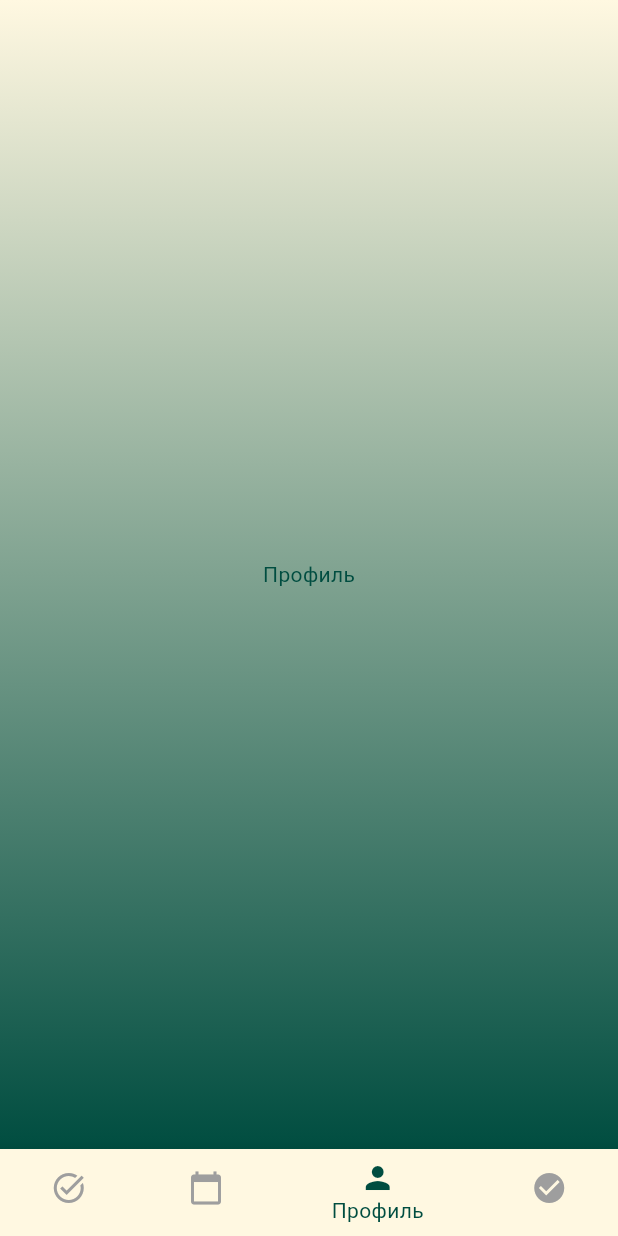
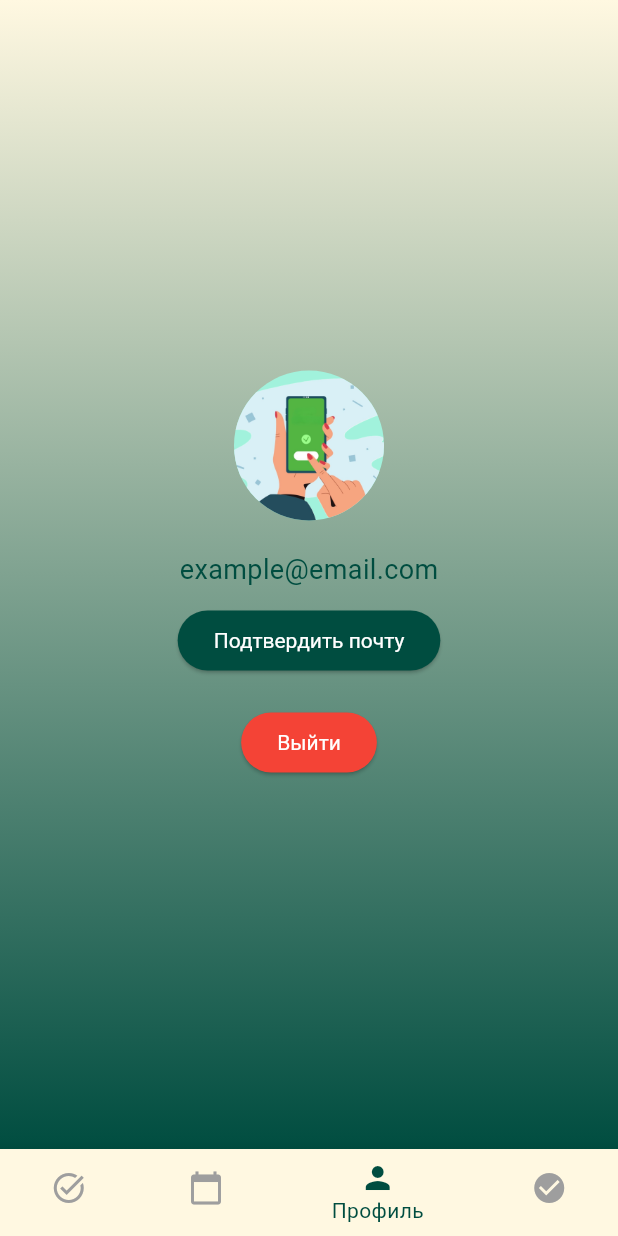
Before and after one commit to DmitriUlanov/flutter_app_dodiddone, a Flutter app: the MainPage screen opened directly, item 3 of the bottom bar chosen, on a phone screen of 412 x 824 dp. Run offline on Flutter 3.47's test engine with Material 3 defaults, Android fonts, the light colour scheme and no system bars.

Commit message:
Profile vidget

```diff
--- a/lib/pages/main_page.dart
+++ b/lib/pages/main_page.dart
@@ -1,6 +1,7 @@
 import 'package:flutter/material.dart';
 
 import '../theme/theme.dart';
+import '../screens/profile.dart'; // Импортируем profile_page
 
 class MainPage extends StatefulWidget {
   const MainPage({Key? key}) : super(key: key);
@@ -15,7 +16,7 @@ class _MainPageState extends State<MainPage> {
   static const List<Widget> _widgetOptions = <Widget>[
     Text('Задачи'),
     Text('Сегодня'),
-    Text('Профиль'),
+    ProfilePage(), // Заменяем Text('Профиль') на ProfilePage()
     Text('Выполнено'),
   ];
 
--- /dev/null
+++ b/lib/screens/profile.dart
@@ -0,0 +1,76 @@
+import 'package:flutter/material.dart';
+import '../pages/login_page.dart';
+
+
+class ProfilePage extends StatefulWidget {
+  const ProfilePage({Key? key}) : super(key: key);
+  @override
+  State<ProfilePage> createState() => _ProfilePageState();
+}
+class _ProfilePageState extends State<ProfilePage> {
+  bool isEmailVerified = false; // Флаг для проверки подтверждения почты
+  @override
+  Widget build(BuildContext context) {
+    return Padding(
+      padding: const EdgeInsets.all(20.0),
+      child: Column(
+        crossAxisAlignment: CrossAxisAlignment.center,
+        mainAxisAlignment: MainAxisAlignment.center,
+        children: [
+          // Аватар
+          CircleAvatar(
+            radius: 50,
+            backgroundImage: const AssetImage(
+                'assets/сonsult.png'), // Замените на реальный путь к аватару
+          ),
+          const SizedBox(height: 20),
+          // Почта
+          Text(
+            'example@email.com', // Замените на реальную почту пользователя
+            style: const TextStyle(fontSize: 18),
+          ),
+          const SizedBox(height: 10),
+          // Кнопка подтверждения почты (отображается, если почта не подтверждена)
+          if (!isEmailVerified)
+            ElevatedButton(
+              onPressed: () {
+                // Обработка отправки запроса подтверждения почты
+                // Например, можно показать диалог с сообщением о том, что письмо отправлено
+                showDialog(
+                  context: context,
+                  builder: (context) => AlertDialog(
+                    title: const Text('Подтверждение почты'),
+                    content: const Text(
+                        'Письмо с подтверждением отправлено на ваш адрес.'),
+                    actions: [
+                      TextButton(
+                        onPressed: () => Navigator.pop(context),
+                        child: const Text('OK'),
+                      ),
+                    ],
+                  ),
+                );
+              },
+              child: const Text('Подтвердить почту'),
+            ),
+          const SizedBox(height: 20),
+          // Кнопка выхода из профиля
+          ElevatedButton(
+            onPressed: () {
+              // Обработка выхода из профиля
+              // Например, можно перейти на страницу входа
+              Navigator.pushReplacement(context,
+                  MaterialPageRoute(builder: (context) {
+                return const LoginPage();
+              }));
+            },
+            style: ElevatedButton.styleFrom(
+              backgroundColor: Colors.red, // Красный цвет для кнопки выхода
+            ),
+            child: const Text('Выйти'),
+          ),
+        ],
+      ),
+    );
+  }
+}
--- a/lib/theme/theme.dart
+++ b/lib/theme/theme.dart
@@ -20,6 +20,7 @@ class DoDidDoneTheme {
     // Добавляем стиль для кнопок
     elevatedButtonTheme: ElevatedButtonThemeData(
       style: ElevatedButton.styleFrom(
+        backgroundColor: const Color(0xFF004D40), // Основной цвет
         foregroundColor: Colors.white,
         textStyle: const TextStyle(color: Colors.white), // Белый текст
       ),
--- a/pubspec.yaml
+++ b/pubspec.yaml
@@ -59,9 +59,8 @@ flutter:
   uses-material-design: true
 
   # To add assets to your application, add an assets section, like this:
-  # assets:
-  #   - images/a_dot_burr.jpeg
-  #   - images/a_dot_ham.jpeg
+  assets:
+    - assets/
 
   # An image asset can refer to one or more resolution-specific "variants", see
   # https://flutter.dev/assets-and-images/#resolution-aware
```
Also changed, not shown: assets/сonsult.png (added).
